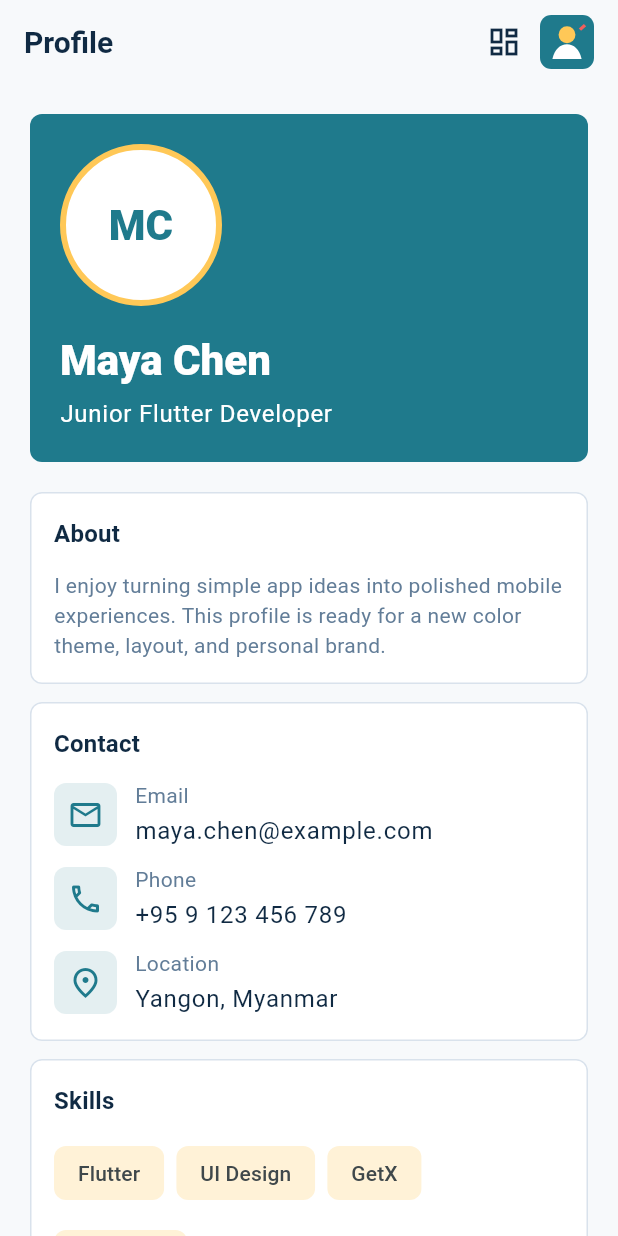
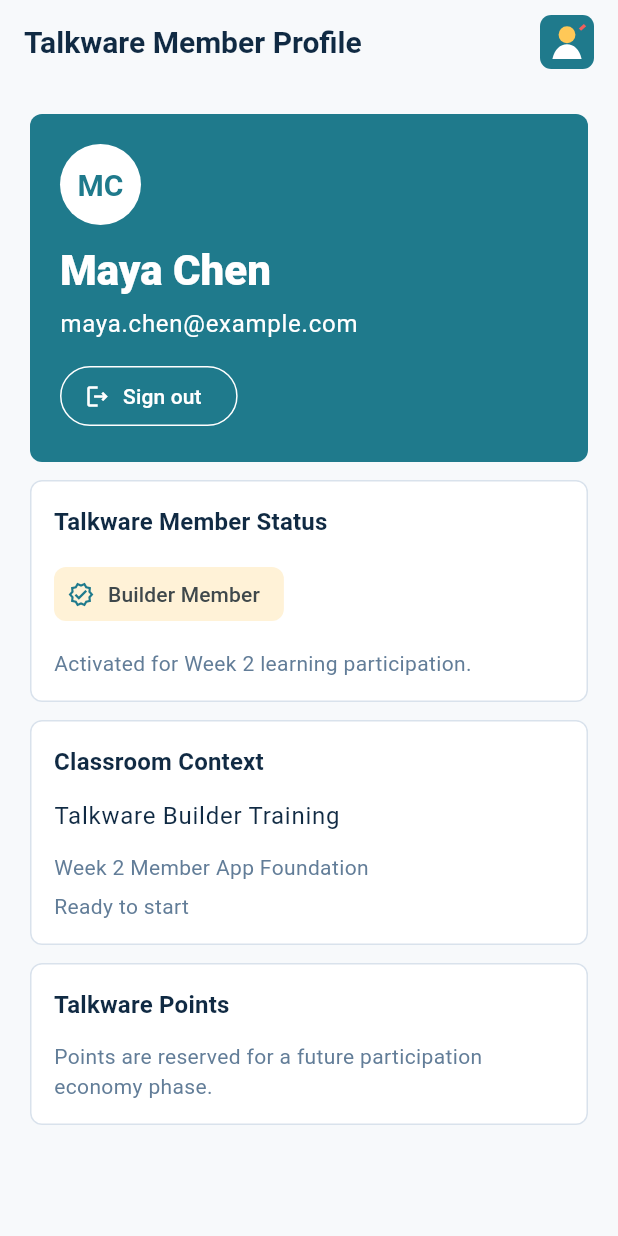
Before and after one commit to aungkokothet/talkwaremm-member-app-factory, a Flutter app: the screen it shows after launch, on a phone screen of 412 x 824 dp. Run offline on Flutter 3.47's test engine with Material 3 defaults, Android fonts, the phone set to English and light mode, and no system bars; our stand-ins replace flutter_svg, get.

Commit message:
Evolve profile screen into member learning profile

```diff
--- a/lib/app/constant/resources/app_string.dart
+++ b/lib/app/constant/resources/app_string.dart
@@ -1,16 +1,23 @@
 class AppString {
   AppString._();
 
-  static const String appName = 'Profile Challenge';
-  static const String profileTitle = 'Profile';
-  static const String memberDashboardTitle = 'Member Dashboard';
-  static const String memberDashboardAction = 'Open member dashboard';
+  static const String appName = 'Talkware Member App';
+  static const String profileTitle = 'Talkware Member Profile';
+  static const String mockMemberFullName = 'Maya Chen';
+  static const String mockMemberEmail = 'maya.chen@example.com';
+  static const String mockMemberPhotoInitials = 'MC';
   static const String signInWithGoogle = 'Mock Google Sign-In';
   static const String signOut = 'Sign out';
   static const String signedOutMessage =
-      'Sign in to preview the Week 2 member experience.';
+      'Sign in to preview the Talkware learning profile.';
   static const String memberStatusTitle = 'Talkware Member Status';
+  static const String memberStatusLabel = 'Builder Member';
+  static const String memberStatusDescription =
+      'Activated for Week 2 learning participation.';
   static const String classroomTitle = 'Classroom Context';
+  static const String classroomCourseName = 'Talkware Builder Training';
+  static const String classroomAssignmentTitle = 'Week 2 Member App Foundation';
+  static const String classroomAssignmentStatus = 'Ready to start';
   static const String pointsTitle = 'Talkware Points';
   static const String pointsPlaceholder =
       'Points are reserved for a future participation economy phase.';
--- a/lib/app/constant/routing/app_pages.dart
+++ b/lib/app/constant/routing/app_pages.dart
@@ -1,7 +1,5 @@
 import 'package:get/get.dart';
 import 'package:profile_challenge_app/app/constant/routing/app_route.dart';
-import 'package:profile_challenge_app/app/features/member/binding/member_binding.dart';
-import 'package:profile_challenge_app/app/features/member/screen/member_dashboard_screen.dart';
 import 'package:profile_challenge_app/app/features/profile/binding/profile_binding.dart';
 import 'package:profile_challenge_app/app/features/profile/screen/profile_screen.dart';
 
@@ -16,10 +14,5 @@ class AppPages {
       page: () => const ProfileScreen(),
       binding: ProfileBinding(),
     ),
-    GetPage(
-      name: Routes.memberDashboard,
-      page: () => const MemberDashboardScreen(),
-      binding: MemberBinding(),
-    ),
   ];
 }
--- a/lib/app/constant/routing/app_route.dart
+++ b/lib/app/constant/routing/app_route.dart
@@ -2,5 +2,4 @@ class Routes {
   Routes._();
 
   static const profileScreen = '/profile-screen';
-  static const memberDashboard = '/member-dashboard';
 }
--- a/lib/app/features/auth/model/mock_google_identity.dart
+++ b/lib/app/features/auth/model/mock_google_identity.dart
@@ -1,11 +1,11 @@
 class MockGoogleIdentity {
   const MockGoogleIdentity({
-    required this.displayName,
+    required this.fullName,
     required this.email,
     required this.photoInitials,
   });
 
-  final String displayName;
+  final String fullName;
   final String email;
   final String photoInitials;
 }
--- a/lib/app/features/member/controller/member_controller.dart
+++ b/lib/app/features/member/controller/member_controller.dart
@@ -1,10 +1,11 @@
 import 'package:get/get.dart';
+import 'package:profile_challenge_app/app/constant/resources/app_string.dart';
 import 'package:profile_challenge_app/app/core/base/base_controller.dart';
 import 'package:profile_challenge_app/app/features/member/model/member_status.dart';
 
 class MemberController extends BaseController {
   final Rx<MemberStatus> status = const MemberStatus(
-    label: 'Builder Member',
-    description: 'Activated for Week 2 learning participation.',
+    label: AppString.memberStatusLabel,
+    description: AppString.memberStatusDescription,
   ).obs;
 }
--- a/lib/app/features/profile/binding/profile_binding.dart
+++ b/lib/app/features/profile/binding/profile_binding.dart
@@ -1,9 +1,15 @@
 import 'package:get/get.dart';
+import 'package:profile_challenge_app/app/features/auth/controller/auth_controller.dart';
+import 'package:profile_challenge_app/app/features/classroom/controller/classroom_controller.dart';
+import 'package:profile_challenge_app/app/features/member/controller/member_controller.dart';
 import 'package:profile_challenge_app/app/features/profile/controller/profile_controller.dart';
 
 class ProfileBinding extends Bindings {
   @override
   void dependencies() {
     Get.lazyPut(() => ProfileController(), fenix: true);
+    Get.lazyPut(() => AuthController(), fenix: true);
+    Get.lazyPut(() => ClassroomController(), fenix: true);
+    Get.lazyPut(() => MemberController(), fenix: true);
   }
 }
--- a/lib/app/features/profile/controller/profile_controller.dart
+++ b/lib/app/features/profile/controller/profile_controller.dart
@@ -1,59 +1,3 @@
-import 'package:get/get.dart';
 import 'package:profile_challenge_app/app/core/base/base_controller.dart';
 
-class ProfileController extends BaseController {
-  final Rx<ProfileInfo> profile = const ProfileInfo(
-    name: 'Maya Chen',
-    role: 'Junior Flutter Developer',
-    location: 'Yangon, Myanmar',
-    about:
-        'I enjoy turning simple app ideas into polished mobile experiences. This profile is ready for a new color theme, layout, and personal brand.',
-    email: 'maya.chen@example.com',
-    phone: '+95 9 123 456 789',
-    skills: ['Flutter', 'UI Design', 'GetX', 'Branding'],
-  ).obs;
-
-  void updateName(String value) {
-    profile.value = profile.value.copyWith(name: value);
-  }
-}
-
-class ProfileInfo {
-  const ProfileInfo({
-    required this.name,
-    required this.role,
-    required this.location,
-    required this.about,
-    required this.email,
-    required this.phone,
-    required this.skills,
-  });
-
-  final String name;
-  final String role;
-  final String location;
-  final String about;
-  final String email;
-  final String phone;
-  final List<String> skills;
-
-  ProfileInfo copyWith({
-    String? name,
-    String? role,
-    String? location,
-    String? about,
-    String? email,
-    String? phone,
-    List<String>? skills,
-  }) {
-    return ProfileInfo(
-      name: name ?? this.name,
-      role: role ?? this.role,
-      location: location ?? this.location,
-      about: about ?? this.about,
-      email: email ?? this.email,
-      phone: phone ?? this.phone,
-      skills: skills ?? this.skills,
-    );
-  }
-}
+class ProfileController extends BaseController {}
--- a/lib/app/features/profile/screen/profile_screen.dart
+++ b/lib/app/features/profile/screen/profile_screen.dart
@@ -5,10 +5,14 @@ import 'package:profile_challenge_app/app/constant/resources/app_colors.dart';
 import 'package:profile_challenge_app/app/constant/resources/app_dimens.dart';
 import 'package:profile_challenge_app/app/constant/resources/app_images.dart';
 import 'package:profile_challenge_app/app/constant/resources/app_string.dart';
-import 'package:profile_challenge_app/app/constant/routing/app_route.dart';
 import 'package:profile_challenge_app/app/core/base/base_view.dart';
+import 'package:profile_challenge_app/app/features/auth/controller/auth_controller.dart';
+import 'package:profile_challenge_app/app/features/auth/model/mock_google_identity.dart';
+import 'package:profile_challenge_app/app/features/classroom/controller/classroom_controller.dart';
+import 'package:profile_challenge_app/app/features/classroom/model/classroom_context.dart';
+import 'package:profile_challenge_app/app/features/member/controller/member_controller.dart';
+import 'package:profile_challenge_app/app/features/member/model/member_status.dart';
 import 'package:profile_challenge_app/app/features/profile/controller/profile_controller.dart';
-import 'package:profile_challenge_app/app/widget/profile_info_tile.dart';
 import 'package:profile_challenge_app/app/widget/section_card.dart';
 
 class ProfileScreen extends BaseView<ProfileController> {
@@ -16,15 +20,14 @@ class ProfileScreen extends BaseView<ProfileController> {
 
   @override
   Widget buildView(BuildContext context) {
+    final authController = Get.find<AuthController>();
+    final memberController = Get.find<MemberController>();
+    final classroomController = Get.find<ClassroomController>();
+
     return Scaffold(
       appBar: AppBar(
         title: const Text(AppString.profileTitle),
         actions: [
-          IconButton(
-            tooltip: AppString.memberDashboardAction,
-            onPressed: () => Get.toNamed(Routes.memberDashboard),
-            icon: const Icon(Icons.dashboard_outlined),
-          ),
           Padding(
             padding: const EdgeInsets.only(right: 16),
             child: SvgPicture.asset(AppImages.logo, width: 36, height: 36),
@@ -33,57 +36,34 @@ class ProfileScreen extends BaseView<ProfileController> {
       ),
       body: SafeArea(
         child: Obx(() {
-          final profile = controller.profile.value;
+          final identity = authController.identity.value;
+          final memberStatus = memberController.status.value;
+          final classroom = classroomController.context.value;
 
           return ListView(
             padding: const EdgeInsets.all(AppDimens.screenPadding),
             children: [
-              _ProfileHeader(profile: profile),
-              const SizedBox(height: 20),
-              SectionCard(title: 'About', child: Text(profile.about)),
+              if (identity == null)
+                _SignedOutCard(onSignIn: authController.signInWithMockGoogle)
+              else
+                _MemberLearningHeader(
+                  identity: identity,
+                  onSignOut: authController.signOut,
+                ),
               const SizedBox(height: AppDimens.itemGap),
               SectionCard(
-                title: 'Contact',
-                child: Column(
-                  children: [
-                    ProfileInfoTile(
-                      icon: Icons.email_outlined,
-                      title: 'Email',
-                      value: profile.email,
-                    ),
-                    const SizedBox(height: 10),
-                    ProfileInfoTile(
-                      icon: Icons.phone_outlined,
-                      title: 'Phone',
-                      value: profile.phone,
-                    ),
-                    const SizedBox(height: 10),
-                    ProfileInfoTile(
-                      icon: Icons.place_outlined,
-                      title: 'Location',
-                      value: profile.location,
-                    ),
-                  ],
-                ),
+                title: AppString.memberStatusTitle,
+                child: _StatusBadge(status: memberStatus),
               ),
               const SizedBox(height: AppDimens.itemGap),
               SectionCard(
-                title: 'Skills',
-                child: Wrap(
-                  spacing: 8,
-                  runSpacing: 8,
-                  children: profile.skills
-                      .map(
-                        (skill) => Chip(
-                          label: Text(skill),
-                          backgroundColor: AppColors.accent.withValues(
-                            alpha: 0.24,
-                          ),
-                          side: BorderSide.none,
-                        ),
-                      )
-                      .toList(),
-                ),
+                title: AppString.classroomTitle,
+                child: _ClassroomContextCard(classroom: classroom),
+              ),
+              const SizedBox(height: AppDimens.itemGap),
+              const SectionCard(
+                title: AppString.pointsTitle,
+                child: Text(AppString.pointsPlaceholder),
               ),
             ],
           );
@@ -93,17 +73,46 @@ class ProfileScreen extends BaseView<ProfileController> {
   }
 }
 
-class _ProfileHeader extends StatelessWidget {
-  const _ProfileHeader({required this.profile});
+class _SignedOutCard extends StatelessWidget {
+  const _SignedOutCard({required this.onSignIn});
 
-  final ProfileInfo profile;
+  final VoidCallback onSignIn;
+
+  @override
+  Widget build(BuildContext context) {
+    return SectionCard(
+      title: AppString.profileTitle,
+      child: Column(
+        crossAxisAlignment: CrossAxisAlignment.start,
+        children: [
+          const Text(AppString.signedOutMessage),
+          const SizedBox(height: AppDimens.itemGap),
+          FilledButton.icon(
+            onPressed: onSignIn,
+            icon: const Icon(Icons.login_outlined),
+            label: const Text(AppString.signInWithGoogle),
+          ),
+        ],
+      ),
+    );
+  }
+}
+
+class _MemberLearningHeader extends StatelessWidget {
+  const _MemberLearningHeader({
+    required this.identity,
+    required this.onSignOut,
+  });
+
+  final MockGoogleIdentity identity;
+  final VoidCallback onSignOut;
 
   @override
   Widget build(BuildContext context) {
     final textTheme = Theme.of(context).textTheme;
 
     return Container(
-      padding: const EdgeInsets.all(20),
+      padding: const EdgeInsets.all(AppDimens.screenPadding),
       decoration: BoxDecoration(
         color: AppColors.primary,
         borderRadius: BorderRadius.circular(AppDimens.cardRadius),
@@ -111,47 +120,81 @@ class _ProfileHeader extends StatelessWidget {
       child: Column(
         crossAxisAlignment: CrossAxisAlignment.start,
         children: [
-          Container(
-            width: AppDimens.avatarSize,
-            height: AppDimens.avatarSize,
-            alignment: Alignment.center,
-            decoration: BoxDecoration(
-              color: AppColors.surface,
-              borderRadius: BorderRadius.circular(AppDimens.avatarSize / 2),
-              border: Border.all(color: AppColors.accent, width: 4),
-            ),
+          CircleAvatar(
+            radius: AppDimens.avatarSize / 4,
+            backgroundColor: AppColors.surface,
             child: Text(
-              _initials(profile.name),
-              style: textTheme.headlineMedium?.copyWith(
-                color: AppColors.primary,
-              ),
+              identity.photoInitials,
+              style: textTheme.titleLarge?.copyWith(color: AppColors.primary),
             ),
           ),
-          const SizedBox(height: 18),
+          const SizedBox(height: AppDimens.itemGap),
           Text(
-            profile.name,
+            identity.fullName,
             style: textTheme.headlineMedium?.copyWith(color: AppColors.surface),
           ),
-          const SizedBox(height: 6),
+          const SizedBox(height: AppDimens.itemGap / 2),
           Text(
-            profile.role,
+            identity.email,
             style: textTheme.bodyLarge?.copyWith(color: AppColors.surface),
+          ),
+          const SizedBox(height: AppDimens.itemGap),
+          OutlinedButton.icon(
+            onPressed: onSignOut,
+            icon: const Icon(Icons.logout_outlined),
+            label: const Text(AppString.signOut),
+            style: OutlinedButton.styleFrom(
+              foregroundColor: AppColors.surface,
+              side: const BorderSide(color: AppColors.surface),
+            ),
           ),
         ],
       ),
     );
   }
+}
 
-  static String _initials(String name) {
-    final parts = name.trim().split(RegExp(r'\s+'));
-    if (parts.isEmpty) {
-      return '?';
-    }
+class _StatusBadge extends StatelessWidget {
+  const _StatusBadge({required this.status});
 
-    return parts
-        .take(2)
-        .map((part) => part.characters.first)
-        .join()
-        .toUpperCase();
+  final MemberStatus status;
+
+  @override
+  Widget build(BuildContext context) {
+    return Column(
+      crossAxisAlignment: CrossAxisAlignment.start,
+      children: [
+        Chip(
+          avatar: const Icon(Icons.verified_outlined, size: 18),
+          label: Text(status.label),
+          backgroundColor: AppColors.accent.withValues(alpha: 0.24),
+          side: BorderSide.none,
+        ),
+        const SizedBox(height: AppDimens.itemGap),
+        Text(status.description),
+      ],
+    );
   }
 }
+
+class _ClassroomContextCard extends StatelessWidget {
+  const _ClassroomContextCard({required this.classroom});
+
+  final ClassroomContext classroom;
+
+  @override
+  Widget build(BuildContext context) {
+    final textTheme = Theme.of(context).textTheme;
+
+    return Column(
+      crossAxisAlignment: CrossAxisAlignment.start,
+      children: [
+        Text(classroom.courseName, style: textTheme.bodyLarge),
+        const SizedBox(height: AppDimens.itemGap),
+        Text(classroom.assignmentTitle),
+        const SizedBox(height: AppDimens.itemGap / 2),
+        Text(classroom.assignmentStatus, style: textTheme.bodyMedium),
+      ],
+    );
+  }
+}
```
Also changed, not shown: lib/app/features/auth/controller/auth_controller.dart (+11 -6 lines), lib/app/features/classroom/controller/classroom_controller.dart (+4 -3 lines), lib/app/features/member/screen/member_dashboard_screen.dart (deleted, +0 -205 lines), 5 other files.
